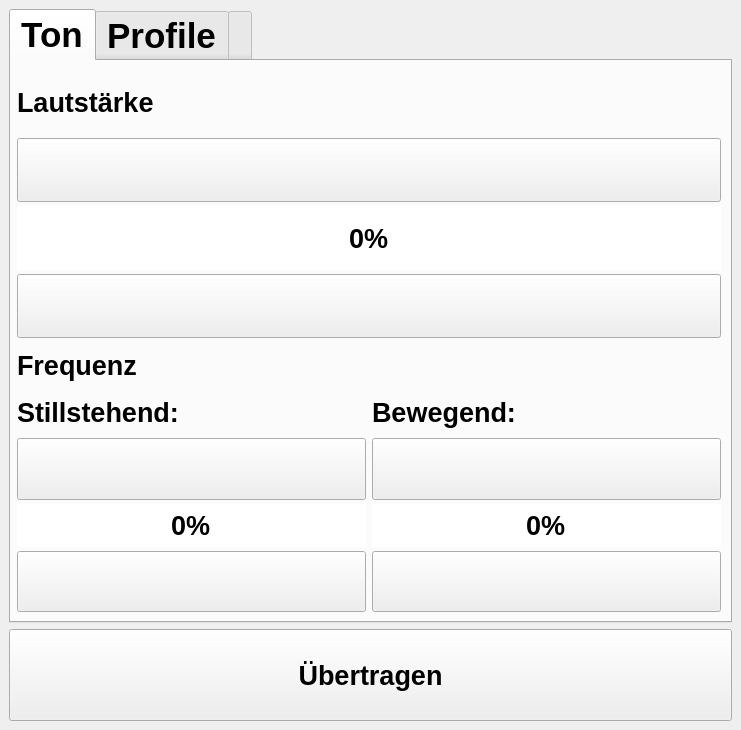
This is klingelballui.ui in Sammasas/Klingelball-App as Qt 5 draws it before an edit. The edited form follows.
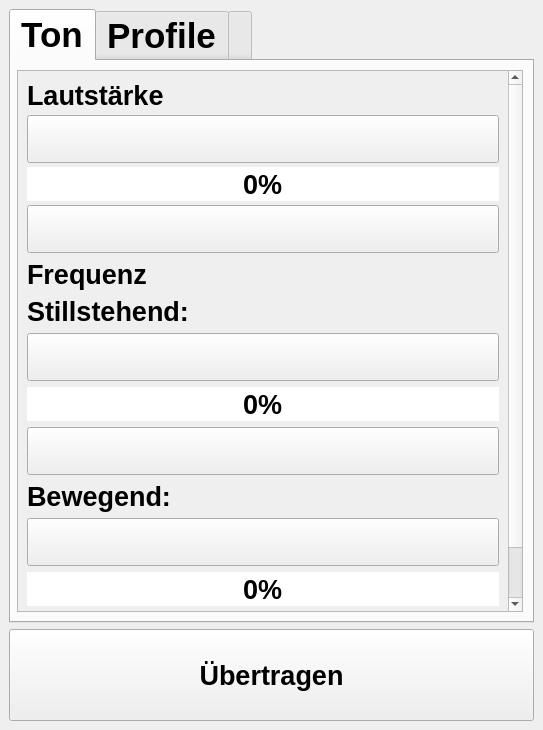
This is the edited form. The open tabs and pages were chosen to show the change. Icons and pictures are not drawn.

Patch:
```diff
--- a/klingelballui.ui
+++ b/klingelballui.ui
@@ -31,22 +31,22 @@
        </font>
       </property>
       <property name="accessibleName">
-       <string>Einstellungen</string>
+       <string/>
       </property>
       <property name="accessibleDescription">
-       <string>Einstellungen</string>
+       <string/>
       </property>
       <property name="tabShape">
        <enum>QTabWidget::Rounded</enum>
       </property>
       <property name="currentIndex">
-       <number>1</number>
+       <number>0</number>
       </property>
       <widget class="QWidget" name="Sound_Tab">
        <attribute name="title">
         <string>Ton</string>
        </attribute>
-       <layout class="QVBoxLayout" name="verticalLayout_3" stretch="0,0">
+       <layout class="QVBoxLayout" name="verticalLayout_3" stretch="0">
         <property name="sizeConstraint">
          <enum>QLayout::SetNoConstraint</enum>
         </property>
@@ -54,6 +54,21 @@
          <number>6</number>
         </property>
         <item>
+         <widget class="QScrollArea" name="scrollArea_2">
+          <property name="widgetResizable">
+           <bool>true</bool>
+          </property>
+          <widget class="QWidget" name="scrollAreaWidgetContents_2">
+           <property name="geometry">
+            <rect>
+             <x>0</x>
+             <y>0</y>
+             <width>418</width>
+             <height>560</height>
+            </rect>
+           </property>
+           <layout class="QVBoxLayout" name="verticalLayout_8" stretch="1,2">
+            <item>
          <layout class="QVBoxLayout" name="Volume_Layout" stretch="4,4,4,4">
           <property name="spacing">
            <number>4</number>
@@ -89,7 +104,7 @@
              </sizepolicy>
             </property>
             <property name="accessibleName">
-             <string>Volume Up</string>
+                 <string>Lautstärke erhöhen</string>
             </property>
             <property name="styleSheet">
              <string notr="true"/>
@@ -130,7 +145,10 @@
              <enum>Qt::ClickFocus</enum>
             </property>
             <property name="accessibleName">
-             <string>Volume</string>
+                 <string>Lautstärke %</string>
+                </property>
+                <property name="accessibleDescription">
+                 <string>%</string>
             </property>
             <property name="frame">
              <bool>false</bool>
@@ -150,6 +168,9 @@
             <property name="suffix">
              <string>%</string>
             </property>
+                <property name="prefix">
+                 <string/>
+                </property>
             <property name="maximum">
              <number>100</number>
             </property>
@@ -167,7 +188,7 @@
              </sizepolicy>
             </property>
             <property name="accessibleName">
-             <string>Volume Down</string>
+                 <string>Lautstärke verringern</string>
             </property>
             <property name="text">
              <string/>
@@ -181,162 +202,25 @@
          </layout>
         </item>
         <item>
-         <layout class="QGridLayout" name="Sound_Layout" rowstretch="7,7,10,7,10" columnstretch="0,0">
+             <layout class="QVBoxLayout" name="verticalLayout_5">
           <property name="sizeConstraint">
            <enum>QLayout::SetMaximumSize</enum>
           </property>
-          <property name="horizontalSpacing">
-           <number>6</number>
-          </property>
-          <property name="verticalSpacing">
-           <number>4</number>
-          </property>
-          <item row="4" column="1">
-           <widget class="QPushButton" name="Bis_Frequ_Down">
-            <property name="sizePolicy">
-             <sizepolicy hsizetype="Minimum" vsizetype="Preferred">
-              <horstretch>0</horstretch>
-              <verstretch>0</verstretch>
-             </sizepolicy>
-            </property>
-            <property name="accessibleName">
-             <string>Bis Frenquenz down</string>
-            </property>
-            <property name="text">
-             <string/>
-            </property>
-            <property name="icon">
-             <iconset resource="UI-Resources.qrc">
-              <normaloff>:/Icons/Chevron_down.png</normaloff>:/Icons/Chevron_down.png</iconset>
-            </property>
-           </widget>
-          </item>
-          <item row="2" column="1">
-           <widget class="QPushButton" name="Bis_Frequ_Up">
-            <property name="sizePolicy">
-             <sizepolicy hsizetype="Minimum" vsizetype="Preferred">
-              <horstretch>0</horstretch>
-              <verstretch>0</verstretch>
-             </sizepolicy>
-            </property>
-            <property name="accessibleName">
-             <string>Bis Frequenz Up</string>
-            </property>
-            <property name="text">
-             <string/>
-            </property>
-            <property name="icon">
-             <iconset resource="UI-Resources.qrc">
-              <normaloff>:/Icons/Chevron_Up.png</normaloff>:/Icons/Chevron_Up.png</iconset>
-            </property>
-           </widget>
-          </item>
-          <item row="3" column="1">
-           <widget class="QSpinBox" name="Bis_Frequ">
-            <property name="sizePolicy">
-             <sizepolicy hsizetype="Minimum" vsizetype="Preferred">
-              <horstretch>0</horstretch>
-              <verstretch>0</verstretch>
-             </sizepolicy>
-            </property>
+              <item>
+               <widget class="QLabel" name="Frequenz_Label">
             <property name="font">
              <font>
               <pointsize>20</pointsize>
               <bold>true</bold>
-             </font>
-            </property>
-            <property name="cursor">
-             <cursorShape>BlankCursor</cursorShape>
-            </property>
-            <property name="mouseTracking">
-             <bool>false</bool>
-            </property>
-            <property name="focusPolicy">
-             <enum>Qt::ClickFocus</enum>
-            </property>
-            <property name="accessibleName">
-             <string>Frequenz bis</string>
-            </property>
-            <property name="frame">
-             <bool>false</bool>
-            </property>
-            <property name="alignment">
-             <set>Qt::AlignCenter</set>
-            </property>
-            <property name="readOnly">
-             <bool>true</bool>
-            </property>
-            <property name="buttonSymbols">
-             <enum>QAbstractSpinBox::NoButtons</enum>
-            </property>
-            <property name="keyboardTracking">
-             <bool>false</bool>
-            </property>
-            <property name="suffix">
-             <string>%</string>
-            </property>
-            <property name="maximum">
-             <number>100</number>
-            </property>
-            <property name="singleStep">
-             <number>5</number>
-            </property>
-           </widget>
-          </item>
-          <item row="1" column="1">
-           <widget class="QLabel" name="Bis_Frequenz_Label">
-            <property name="font">
-             <font>
-              <pointsize>20</pointsize>
-              <bold>true</bold>
-             </font>
-            </property>
+                  <kerning>true</kerning>
+                 </font>
+                </property>
             <property name="text">
-             <string>Bewegend:</string>
+                 <string>Frequenz</string>
             </property>
            </widget>
           </item>
-          <item row="4" column="0">
-           <widget class="QPushButton" name="Von_Frequ_Down">
-            <property name="sizePolicy">
-             <sizepolicy hsizetype="Minimum" vsizetype="Preferred">
-              <horstretch>0</horstretch>
-              <verstretch>0</verstretch>
-             </sizepolicy>
-            </property>
-            <property name="accessibleName">
-             <string>Von Frequenz Down</string>
-            </property>
-            <property name="text">
-             <string/>
-            </property>
-            <property name="icon">
-             <iconset resource="UI-Resources.qrc">
-              <normaloff>:/Icons/Chevron_down.png</normaloff>:/Icons/Chevron_down.png</iconset>
-            </property>
-           </widget>
-          </item>
-          <item row="2" column="0">
-           <widget class="QPushButton" name="Von_Frequ_Up">
-            <property name="sizePolicy">
-             <sizepolicy hsizetype="Minimum" vsizetype="Preferred">
-              <horstretch>0</horstretch>
-              <verstretch>0</verstretch>
-             </sizepolicy>
-            </property>
-            <property name="accessibleName">
-             <string>Von Frequenz Up</string>
-            </property>
-            <property name="text">
-             <string/>
-            </property>
-            <property name="icon">
-             <iconset resource="UI-Resources.qrc">
-              <normaloff>:/Icons/Chevron_Up.png</normaloff>:/Icons/Chevron_Up.png</iconset>
-            </property>
-           </widget>
-          </item>
-          <item row="1" column="0">
+              <item>
            <widget class="QLabel" name="Von_Frequenz_Label">
             <property name="font">
              <font>
@@ -349,7 +233,27 @@
             </property>
            </widget>
           </item>
-          <item row="3" column="0">
+              <item>
+               <widget class="QPushButton" name="Von_Frequ_Up">
+                <property name="sizePolicy">
+                 <sizepolicy hsizetype="Minimum" vsizetype="Preferred">
+                  <horstretch>0</horstretch>
+                  <verstretch>0</verstretch>
+                 </sizepolicy>
+                </property>
+                <property name="accessibleName">
+                 <string>Freqenz Stillstehend erhöhen</string>
+                </property>
+                <property name="text">
+                 <string/>
+                </property>
+                <property name="icon">
+                 <iconset resource="UI-Resources.qrc">
+                  <normaloff>:/Icons/Chevron_Up.png</normaloff>:/Icons/Chevron_Up.png</iconset>
+                </property>
+               </widget>
+              </item>
+              <item>
            <widget class="QSpinBox" name="Von_Frequ">
             <property name="sizePolicy">
              <sizepolicy hsizetype="Preferred" vsizetype="Preferred">
@@ -370,7 +274,7 @@
              <enum>Qt::ClickFocus</enum>
             </property>
             <property name="accessibleName">
-             <string>Frequenz von</string>
+                 <string>Frequenz stillstehend %</string>
             </property>
             <property name="wrapping">
              <bool>false</bool>
@@ -401,21 +305,139 @@
             </property>
            </widget>
           </item>
-          <item row="0" column="0">
-           <widget class="QLabel" name="Frequenz_Label">
+              <item>
+               <widget class="QPushButton" name="Von_Frequ_Down">
+                <property name="sizePolicy">
+                 <sizepolicy hsizetype="Minimum" vsizetype="Preferred">
+                  <horstretch>0</horstretch>
+                  <verstretch>0</verstretch>
+                 </sizepolicy>
+                </property>
+                <property name="accessibleName">
+                 <string>Frequenz Stillstehend verringern</string>
+                </property>
+                <property name="text">
+                 <string/>
+                </property>
+                <property name="icon">
+                 <iconset resource="UI-Resources.qrc">
+                  <normaloff>:/Icons/Chevron_down.png</normaloff>:/Icons/Chevron_down.png</iconset>
+                </property>
+               </widget>
+              </item>
+              <item>
+               <widget class="QLabel" name="Bis_Frequenz_Label">
             <property name="font">
              <font>
               <pointsize>20</pointsize>
               <bold>true</bold>
-              <kerning>true</kerning>
              </font>
             </property>
             <property name="text">
-             <string>Frequenz</string>
+                 <string>Bewegend:</string>
             </property>
            </widget>
           </item>
-         </layout>
+              <item>
+               <widget class="QPushButton" name="Bis_Frequ_Up">
+                <property name="sizePolicy">
+                 <sizepolicy hsizetype="Minimum" vsizetype="Preferred">
+                  <horstretch>0</horstretch>
+                  <verstretch>0</verstretch>
+                 </sizepolicy>
+                </property>
+                <property name="accessibleName">
+                 <string>Bewegende Frequenz erhöhen</string>
+                </property>
+                <property name="text">
+                 <string/>
+                </property>
+                <property name="icon">
+                 <iconset resource="UI-Resources.qrc">
+                  <normaloff>:/Icons/Chevron_Up.png</normaloff>:/Icons/Chevron_Up.png</iconset>
+                </property>
+               </widget>
+              </item>
+              <item>
+               <widget class="QSpinBox" name="Bis_Frequ">
+                <property name="sizePolicy">
+                 <sizepolicy hsizetype="Minimum" vsizetype="Preferred">
+                  <horstretch>0</horstretch>
+                  <verstretch>0</verstretch>
+                 </sizepolicy>
+                </property>
+                <property name="font">
+                 <font>
+                  <pointsize>20</pointsize>
+                  <bold>true</bold>
+                 </font>
+                </property>
+                <property name="cursor">
+                 <cursorShape>BlankCursor</cursorShape>
+                </property>
+                <property name="mouseTracking">
+                 <bool>false</bool>
+                </property>
+                <property name="focusPolicy">
+                 <enum>Qt::ClickFocus</enum>
+                </property>
+                <property name="accessibleName">
+                 <string>Frequenz Bewegend %</string>
+                </property>
+                <property name="frame">
+                 <bool>false</bool>
+                </property>
+                <property name="alignment">
+                 <set>Qt::AlignCenter</set>
+                </property>
+                <property name="readOnly">
+                 <bool>true</bool>
+                </property>
+                <property name="buttonSymbols">
+                 <enum>QAbstractSpinBox::NoButtons</enum>
+                </property>
+                <property name="keyboardTracking">
+                 <bool>false</bool>
+                </property>
+                <property name="suffix">
+                 <string>%</string>
+                </property>
+                <property name="maximum">
+                 <number>100</number>
+                </property>
+                <property name="singleStep">
+                 <number>5</number>
+                </property>
+                <property name="displayIntegerBase">
+                 <number>10</number>
+                </property>
+               </widget>
+              </item>
+              <item>
+               <widget class="QPushButton" name="Bis_Frequ_Down">
+                <property name="sizePolicy">
+                 <sizepolicy hsizetype="Minimum" vsizetype="Preferred">
+                  <horstretch>0</horstretch>
+                  <verstretch>0</verstretch>
+                 </sizepolicy>
+                </property>
+                <property name="accessibleName">
+                 <string>Bewegende Frequenz verringern</string>
+                </property>
+                <property name="text">
+                 <string/>
+                </property>
+                <property name="icon">
+                 <iconset resource="UI-Resources.qrc">
+                  <normaloff>:/Icons/Chevron_down.png</normaloff>:/Icons/Chevron_down.png</iconset>
+                </property>
+               </widget>
+              </item>
+             </layout>
+            </item>
+           </layout>
+          </widget>
+         </widget>
         </item>
        </layout>
       </widget>
@@ -430,7 +452,7 @@
         <item>
          <widget class="QStackedWidget" name="stackedWidget">
           <property name="currentIndex">
-           <number>0</number>
+           <number>1</number>
           </property>
           <widget class="QWidget" name="Profil_page">
            <layout class="QGridLayout" name="gridLayout" rowminimumheight="0,0,0">
@@ -451,7 +473,7 @@
                  <x>0</x>
                  <y>0</y>
                  <width>406</width>
-                 <height>487</height>
+                 <height>307</height>
                 </rect>
                </property>
                <layout class="QGridLayout" name="gridLayout_2">
@@ -480,6 +502,11 @@
                 <height>35</height>
                </size>
               </property>
+              <property name="font">
+               <font>
+                <pointsize>16</pointsize>
+               </font>
+              </property>
               <property name="text">
                <string>Neues Profil aus aktuellen Einstellungen</string>
               </property>
```
Lines whose indentation alone changed are shown as unchanged.
